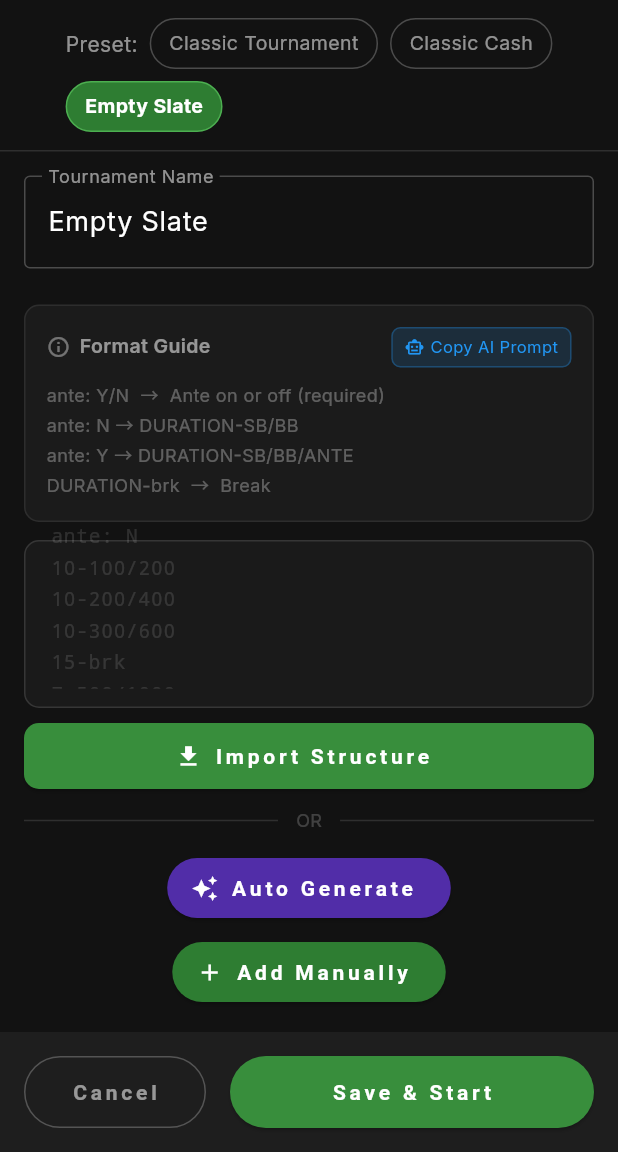
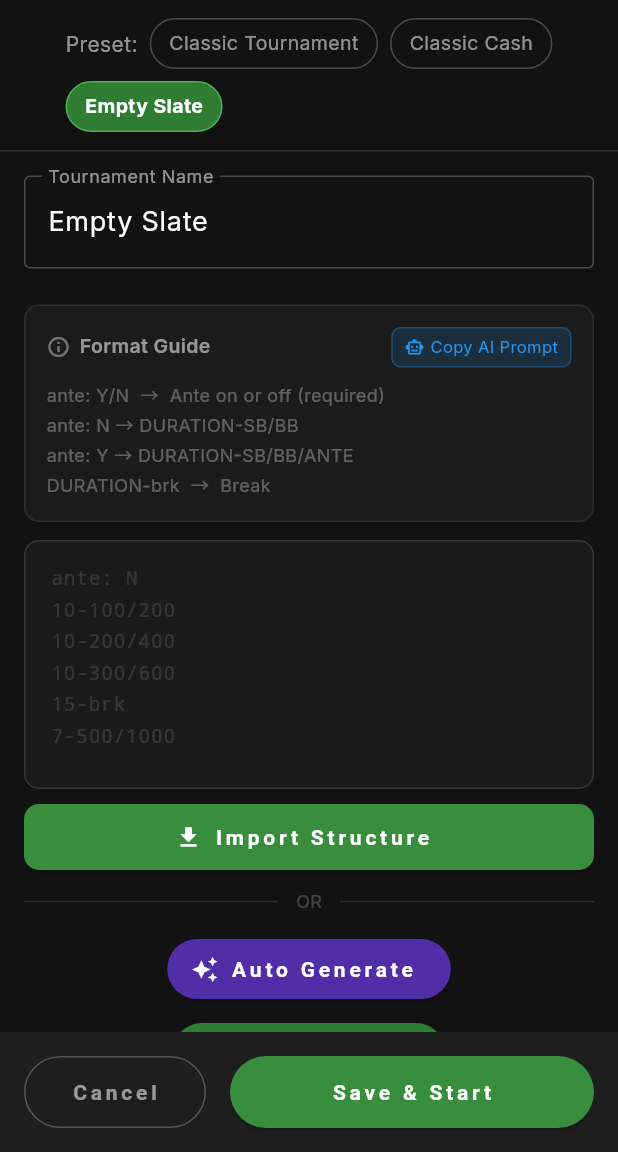
Before and after one commit to Blanche-jara/pure-blanche, a Flutter app: the SetupScreen screen opened directly, after a tap on "Classic Cash", after a tap on "Empty Slate", on a phone screen of 412 x 824 dp, the part 84-1236 px from its top. Run offline on Flutter 3.47's test engine with Material 3 defaults, Android fonts, the phone set to English and light mode, and no system bars; our stand-ins replace audioplayers, google_fonts, shared_preferences, web; missing offline and left inert: dart:js_interop, dart:ui_web; accounts and stored records are empty; Roboto replaces fonts that are missing (Segoe UI); statements that could not run were skipped.

Commit message:
jara-holdem 수정, 사이트 뻑가는 문제 해결

```diff
--- a/lib/apps/jara_holdem/screens/setup_screen.dart
+++ b/lib/apps/jara_holdem/screens/setup_screen.dart
@@ -90,8 +90,8 @@ class _SetupScreenState extends State<SetupScreen> {
   }
 
   Widget _buildLevelContent() {
-    if (_isCashGame) return _buildCashGameEditor();
-    if (_levels.isEmpty) return _buildImportView();
+    if (_isCashGame) return Expanded(child: _buildCashGameEditor());
+    if (_levels.isEmpty) return Expanded(child: _buildImportView());
     return Expanded(
       child: SingleChildScrollView(
         padding: const EdgeInsets.only(bottom: 80),
@@ -143,7 +143,7 @@ class _SetupScreenState extends State<SetupScreen> {
     return Row(
       crossAxisAlignment: CrossAxisAlignment.stretch,
       children: [
-        // Left pane: settings
+        // Left pane: preset selector + name field only
         SizedBox(
           width: 320,
           child: Column(
@@ -154,17 +154,18 @@ class _SetupScreenState extends State<SetupScreen> {
                 padding: const EdgeInsets.all(12),
                 child: _buildNameField(),
               ),
-              if (_isCashGame) _buildCashGameEditor(),
-              if (!_isCashGame && _levels.isEmpty) _buildImportView(),
             ],
           ),
         ),
         // Vertical divider
         const VerticalDivider(color: Colors.white12, width: 1),
-        // Right pane: level list
-        if (!_isCashGame && _levels.isNotEmpty)
+        // Right pane: the main content area (cash editor / level list / import)
         Expanded(
-            child: SingleChildScrollView(
+          child: _isCashGame
+              ? _buildCashGameEditor()
+              : _levels.isEmpty
+                  ? _buildImportView()
+                  : SingleChildScrollView(
                       padding: const EdgeInsets.only(bottom: 16),
                       child: LevelListEditor(
                         levels: _levels,
@@ -222,37 +223,41 @@ class _SetupScreenState extends State<SetupScreen> {
     final sbController = TextEditingController(text: blind.smallBlind.toString());
     final bbController = TextEditingController(text: blind.bigBlind.toString());
 
-    return Expanded(
+    return Center(
+      child: ConstrainedBox(
+        constraints: const BoxConstraints(maxWidth: 560),
         child: Padding(
-        padding: const EdgeInsets.symmetric(horizontal: 24),
+          padding: const EdgeInsets.symmetric(horizontal: 32, vertical: 32),
           child: Column(
             mainAxisAlignment: MainAxisAlignment.center,
             children: [
-            const Icon(Icons.casino, color: Colors.cyan, size: 48),
-            const SizedBox(height: 16),
+              const Icon(Icons.casino, color: Colors.cyan, size: 64),
+              const SizedBox(height: 20),
               const Text(
                 'Cash Game Mode',
-              style: TextStyle(color: Colors.cyan, fontSize: 20, fontWeight: FontWeight.bold),
+                style: TextStyle(color: Colors.cyan, fontSize: 26, fontWeight: FontWeight.bold, letterSpacing: 1),
               ),
-            const SizedBox(height: 4),
+              const SizedBox(height: 8),
               const Text(
-              'Single level with no time limit',
-              style: TextStyle(color: Colors.white38, fontSize: 14),
+                'No structure. Single blind level with no time limit.',
+                style: TextStyle(color: Colors.white54, fontSize: 15),
+                textAlign: TextAlign.center,
               ),
-            const SizedBox(height: 32),
+              const SizedBox(height: 48),
               Row(
                 children: [
                   Expanded(
                     child: TextField(
                       controller: sbController,
                       keyboardType: TextInputType.number,
-                    style: const TextStyle(color: Colors.white, fontSize: 24),
+                      style: const TextStyle(color: Colors.white, fontSize: 32, fontWeight: FontWeight.w600),
                       textAlign: TextAlign.center,
                       decoration: const InputDecoration(
                         labelText: 'Small Blind',
-                      labelStyle: TextStyle(color: Colors.white54),
+                        labelStyle: TextStyle(color: Colors.white54, fontSize: 13),
+                        contentPadding: EdgeInsets.symmetric(vertical: 18),
                         enabledBorder: OutlineInputBorder(borderSide: BorderSide(color: Colors.white24)),
-                      focusedBorder: OutlineInputBorder(borderSide: BorderSide(color: Colors.cyan)),
+                        focusedBorder: OutlineInputBorder(borderSide: BorderSide(color: Colors.cyan, width: 2)),
                       ),
                       onChanged: (val) {
                         final sb = int.tryParse(val) ?? blind.smallBlind;
@@ -263,20 +268,21 @@ class _SetupScreenState extends State<SetupScreen> {
                     ),
                   ),
                   const Padding(
-                  padding: EdgeInsets.symmetric(horizontal: 16),
-                  child: Text('/', style: TextStyle(color: Colors.white38, fontSize: 28)),
+                    padding: EdgeInsets.symmetric(horizontal: 20),
+                    child: Text('/', style: TextStyle(color: Colors.white38, fontSize: 36)),
                   ),
                   Expanded(
                     child: TextField(
                       controller: bbController,
                       keyboardType: TextInputType.number,
-                    style: const TextStyle(color: Colors.white, fontSize: 24),
+                      style: const TextStyle(color: Colors.white, fontSize: 32, fontWeight: FontWeight.w600),
                       textAlign: TextAlign.center,
                       decoration: const InputDecoration(
                         labelText: 'Big Blind',
-                      labelStyle: TextStyle(color: Colors.white54),
+                        labelStyle: TextStyle(color: Colors.white54, fontSize: 13),
+                        contentPadding: EdgeInsets.symmetric(vertical: 18),
                         enabledBorder: OutlineInputBorder(borderSide: BorderSide(color: Colors.white24)),
-                      focusedBorder: OutlineInputBorder(borderSide: BorderSide(color: Colors.cyan)),
+                        focusedBorder: OutlineInputBorder(borderSide: BorderSide(color: Colors.cyan, width: 2)),
                       ),
                       onChanged: (val) {
                         final bb = int.tryParse(val) ?? blind.bigBlind;
@@ -291,12 +297,12 @@ class _SetupScreenState extends State<SetupScreen> {
             ],
           ),
         ),
+      ),
     );
   }
 
   Widget _buildImportView() {
-    return Expanded(
-      child: Padding(
+    return SingleChildScrollView(
       padding: const EdgeInsets.symmetric(horizontal: 16),
       child: Column(
           children: [
@@ -365,7 +371,8 @@ class _SetupScreenState extends State<SetupScreen> {
             ),
             const SizedBox(height: 12),
             // Import text area
-            Expanded(
+            SizedBox(
+              height: 220,
               child: _StructureImportField(
                 onImport: (levels) {
                   setState(() {
@@ -420,7 +427,6 @@ class _SetupScreenState extends State<SetupScreen> {
             ),
             const SizedBox(height: 16),
           ],
-        ),
         ),
     );
   }
```
Also changed, not shown: pubspec.lock, 3 other files. Lines whose indentation alone changed are shown as unchanged.
